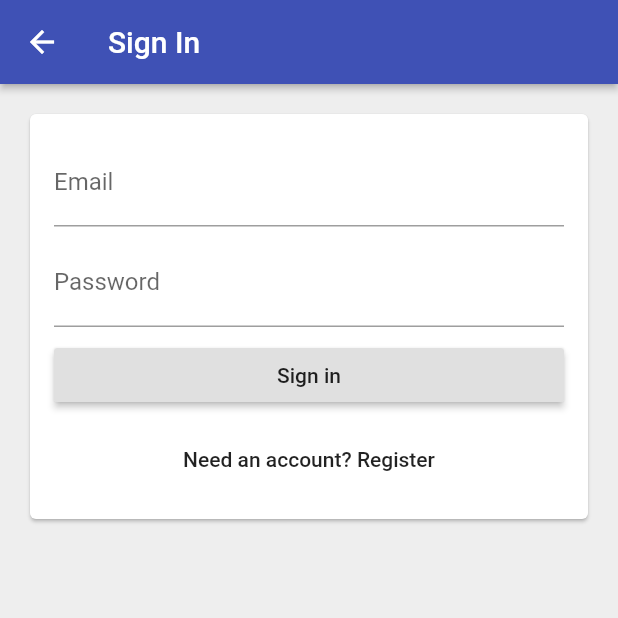
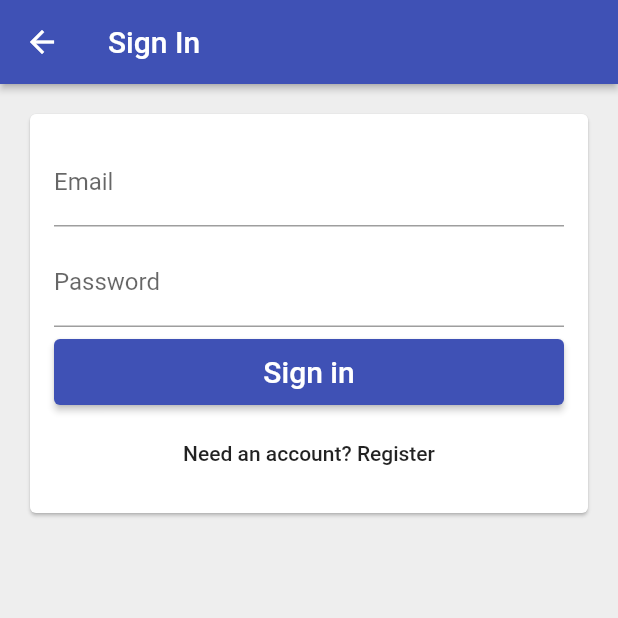
Before and after one commit to Feelthewind/timer-tracker, a Flutter app: the EmailSignInPage screen opened directly, on a phone screen of 412 x 824 dp, the top half of it. Run offline on Flutter 3.47's test engine with Material 2 defaults, Android fonts, the phone set to English and light mode, and no system bars; our stand-ins replace firebase_auth, google_sign_in; accounts and stored records are empty.

Commit message:
Creating a FormSubmitButton widget

```diff
--- a/lib/app/sign_in/email_sign_in_form.dart
+++ b/lib/app/sign_in/email_sign_in_form.dart
@@ -1,3 +1,4 @@
+import 'package:example_app/common_widgets/form_submit_button.dart';
 import 'package:flutter/material.dart';
 
 class EmailSignInForm extends StatelessWidget {
@@ -29,8 +30,8 @@ class EmailSignInForm extends StatelessWidget {
         obscureText: true,
       ),
       SizedBox(height: 8.0),
-      RaisedButton(
-        child: Text('Sign in'),
+      FormSubmitButton(
+        text: 'Sign in',
         onPressed: () {},
       ),
       SizedBox(height: 8.0),
--- /dev/null
+++ b/lib/common_widgets/form_submit_button.dart
@@ -0,0 +1,18 @@
+import 'package:example_app/common_widgets/custom_raised_button.dart';
+import 'package:flutter/material.dart';
+
+class FormSubmitButton extends CustomRaisedButton {
+  FormSubmitButton({
+    @required String text,
+    VoidCallback onPressed,
+}) : super(
+    child: Text(
+      text,
+      style: TextStyle(color: Colors.white, fontSize: 20.0),
+    ),
+    height: 44.0,
+    color: Colors.indigo,
+    borderRadius: 4.0,
+    onPressed: () {},
+  );
+}
```
